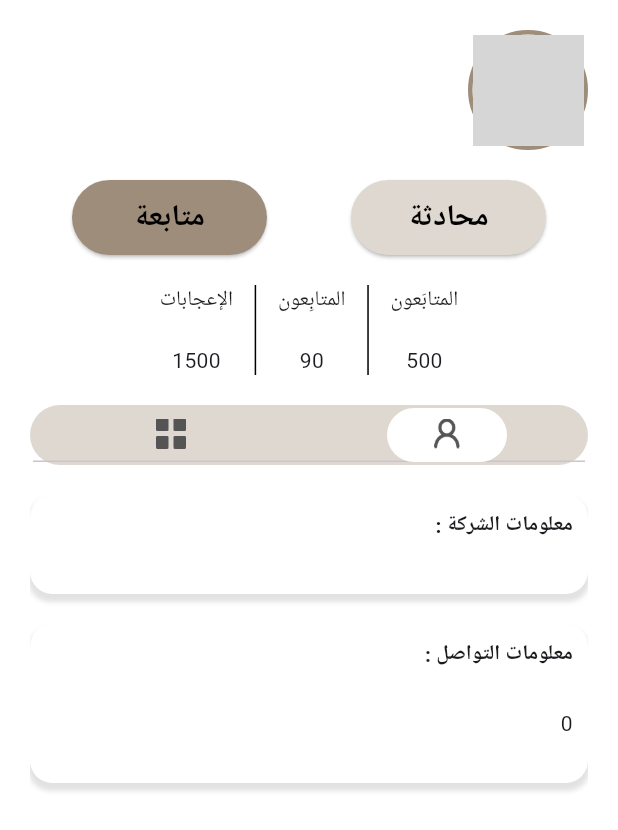
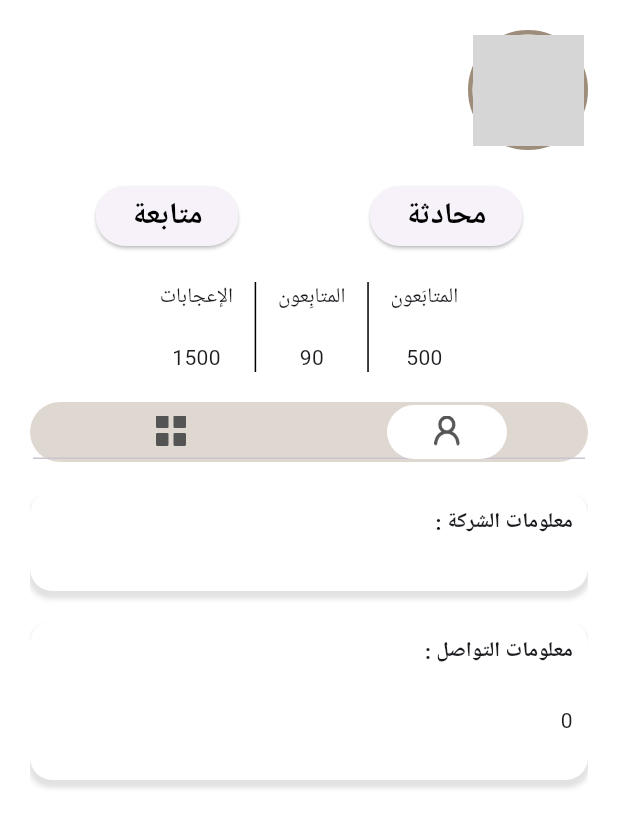
Before and after one commit to flutterCampTeam3/bunya-app, a Flutter app: the ProfilePageOfficeCustomur screen opened directly with empty values, on a phone screen of 412 x 824 dp. Shown: the top 830 px of the screen. Run offline on Flutter 3.47's test engine with Material 3 defaults, Android fonts, the phone set to English and light mode, and no system bars; our stand-ins replace bloc, flutter_bloc, flutter_dotenv, flutter_otp_text_field, flutter_svg, get_it and 6 more; missing offline and left inert: timer_button; accounts and stored records are empty; network calls fail; project files that could hold a hidden picture were left out; grey boxes are pictures that could not be loaded.

Commit message:
fix profile

```diff
--- a/lib/data/service/supabase_services.dart
+++ b/lib/data/service/supabase_services.dart
@@ -1,5 +1,6 @@
 import 'dart:io';
 import 'package:bunya_app/data/model/offices_model.dart';
+import 'package:bunya_app/data/model/profile_model_customer.dart';
 import 'package:bunya_app/data/model/profile_model_office.dart';
 import 'package:get_storage/get_storage.dart';
 import 'package:supabase_flutter/supabase_flutter.dart';
@@ -188,11 +189,11 @@ class DBService {
         .select('*')
         .eq('customerId', supabase.auth.currentUser!.id)
         .single();
+    return ProfileModel.fromJson(response);
   }
 
 // Get Office Profile
   Future getOffice() async {
-
     final response = await supabase
         .from('Offices')
         .select('*')
--- a/lib/pages/costumer pages/home_page/home_page.dart
+++ b/lib/pages/costumer pages/home_page/home_page.dart
@@ -50,7 +50,8 @@ class HomePageCustomer extends StatelessWidget {
                 child: Column(
                   children: [
                     Padding(
-                      padding: const EdgeInsets.only(right: 20.0, left: 20),
+                      padding:
+                          const EdgeInsets.only(right: 20.0, left: 20, top: 20),
                       child: Column(
                         children: [
                           gapH15,
--- a/lib/pages/costumer pages/office profile pages/profile_office.dart
+++ b/lib/pages/costumer pages/office profile pages/profile_office.dart
@@ -55,12 +55,12 @@ class ProfilePageOfficeCustomur extends StatelessWidget {
                             onPressed: () {
                               //
                             },
-                            style: ButtonStyle(
-                              backgroundColor:
-                                  WidgetStateProperty.all<Color>(lightBrown),
-                              fixedSize: WidgetStateProperty.all<Size>(
-                                  const Size(130, 50)),
-                            ),
+                            // style: ButtonStyle(
+                            //   backgroundColor:
+                            //       WidgetStateProperty.all<Color>(lightBrown),
+                            //   fixedSize: WidgetStateProperty.all<Size>(
+                            //       const Size(130, 50)),
+                            // ),
                             child: const Text(
                               'محادثة',
                               style: TextStyle(
@@ -97,14 +97,14 @@ class ProfilePageOfficeCustomur extends StatelessWidget {
                                         bloc.add(DeleteFollowEvent(
                                             id: office.officeId));
                                       },
-                                      style: ButtonStyle(
-                                        backgroundColor:
-                                            WidgetStateProperty.all<Color>(
-                                                lightBrown),
-                                        fixedSize:
-                                            WidgetStateProperty.all<Size>(
-                                                const Size(130, 50)),
-                                      ),
+                                      // style: ButtonStyle(
+                                      //   backgroundColor:
+                                      //       WidgetStateProperty.all<Color>(
+                                      //           lightBrown),
+                                      //   fixedSize:
+                                      //       WidgetStateProperty.all<Size>(
+                                      //           const Size(130, 50)),
+                                      // ),
                                       child: const Text(
                                         'الغاء المتابعة ',
                                         style: TextStyle(
@@ -122,14 +122,14 @@ class ProfilePageOfficeCustomur extends StatelessWidget {
                                         bloc.add(AddFollowEvent(
                                             id: office.officeId));
                                       },
-                                      style: ButtonStyle(
-                                        backgroundColor:
-                                            WidgetStateProperty.all<Color>(
-                                                brown),
-                                        fixedSize:
-                                            WidgetStateProperty.all<Size>(
-                                                const Size(130, 50)),
-                                      ),
+                                      // style: ButtonStyle(
+                                      //   backgroundColor:
+                                      //       WidgetStateProperty.all<Color>(
+                                      //           brown),
+                                      //   fixedSize:
+                                      //       WidgetStateProperty.all<Size>(
+                                      //           const Size(130, 50)),
+                                      // ),
                                       child: const Text(
                                         'متابعة',
                                         style: TextStyle(
--- a/lib/pages/costumer pages/profile_page/profile_page.dart
+++ b/lib/pages/costumer pages/profile_page/profile_page.dart
@@ -132,6 +132,8 @@ class ProfilePageCustomer extends StatelessWidget {
                                                                               state.email,
                                                                           phone:
                                                                               state.phone,
+                                                                          image:
+                                                                              state.image,
                                                                         ))).then(
                                                             (value) {
                                                           bloc.add(
@@ -246,6 +248,7 @@ class ProfilePageCustomer extends StatelessWidget {
                 } else if (state is ProfileLoadingState) {
                   return const Center(child: CircularProgressIndicator());
                 } else {
+                  // context.showErrorSnackBar(context, "حصل خطا");
                   return const Center(
                     child: Text("Error"),
                   );
--- a/pubspec.yaml
+++ b/pubspec.yaml
@@ -5,7 +5,7 @@ version: 0.1.0
 
 environment:
   #sdk: '>=3.4.0-99.1.beta <4.0.0' 3.19.4.
-   sdk: '>=3.4.0-99.1.beta <4.0.0'
+   sdk: '3.3.2'
 
 
 
```
Also changed, not shown: lib/pages/costumer pages/profile_page/edit_page.dart (+8 -6 lines), pubspec.lock, 1 other file.
